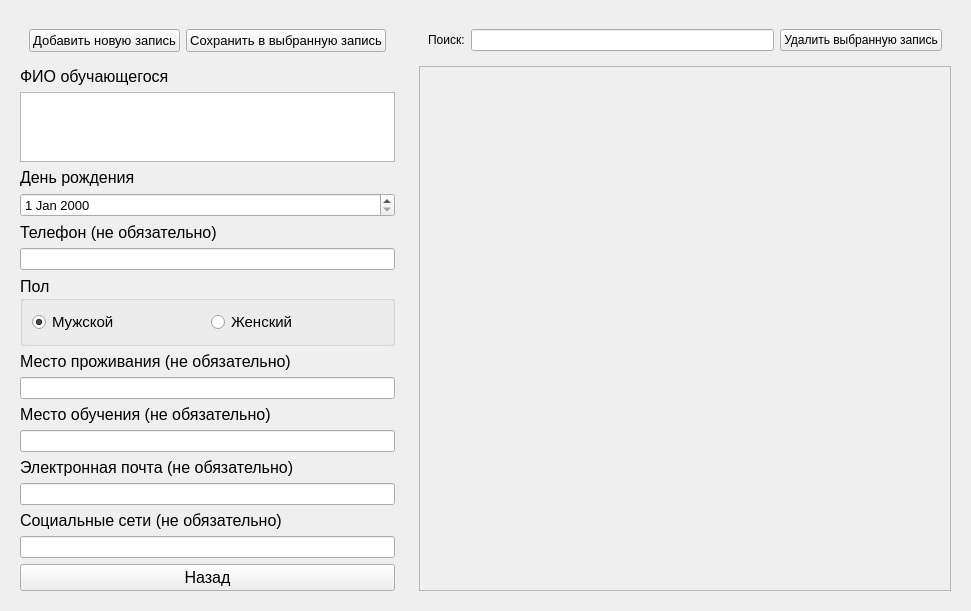
Before: the Qt Designer form interface/students_ui.ui in Djokey/ARM_s_CPUI, drawn with Qt 5.
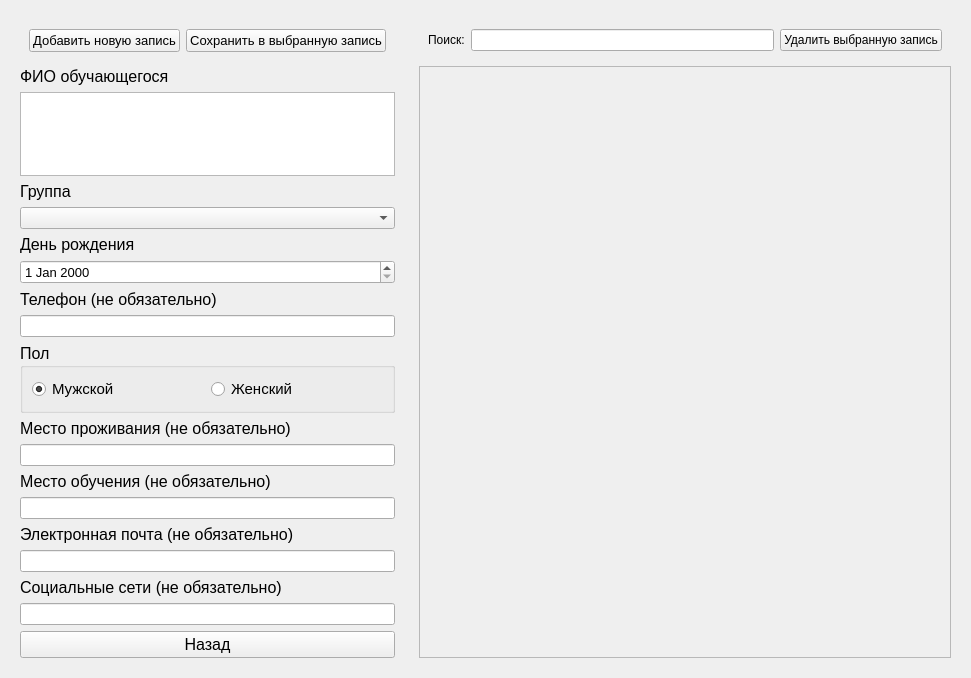
After: the same form once the commit is applied.

Patch:
```diff
--- a/interface/students_ui.ui
+++ b/interface/students_ui.ui
@@ -7,7 +7,7 @@
     <x>0</x>
     <y>0</y>
     <width>971</width>
-    <height>588</height>
+    <height>678</height>
    </rect>
   </property>
   <property name="windowTitle">
@@ -62,6 +62,21 @@
       <item>
        <widget class="QTextEdit" name="textEdit_stud_fullname"/>
       </item>
+      <item>
+       <widget class="QLabel" name="label_stud_group">
+        <property name="font">
+         <font>
+          <pointsize>12</pointsize>
+         </font>
+        </property>
+        <property name="text">
+         <string>Группа</string>
+        </property>
+       </widget>
+      </item>
+      <item>
+       <widget class="QComboBox" name="comboBox_stud_group"/>
+      </item>
       <item>
        <widget class="QLabel" name="label_stud_birthday">
         <property name="font">
@@ -258,7 +273,7 @@
            <x>0</x>
            <y>0</y>
            <width>539</width>
-           <height>503</height>
+           <height>593</height>
           </rect>
          </property>
          <layout class="QVBoxLayout" name="vL_sAWContent_stud_list"/>
```
Left out of the diff: 2 changed lines with no effect on the pictures.
